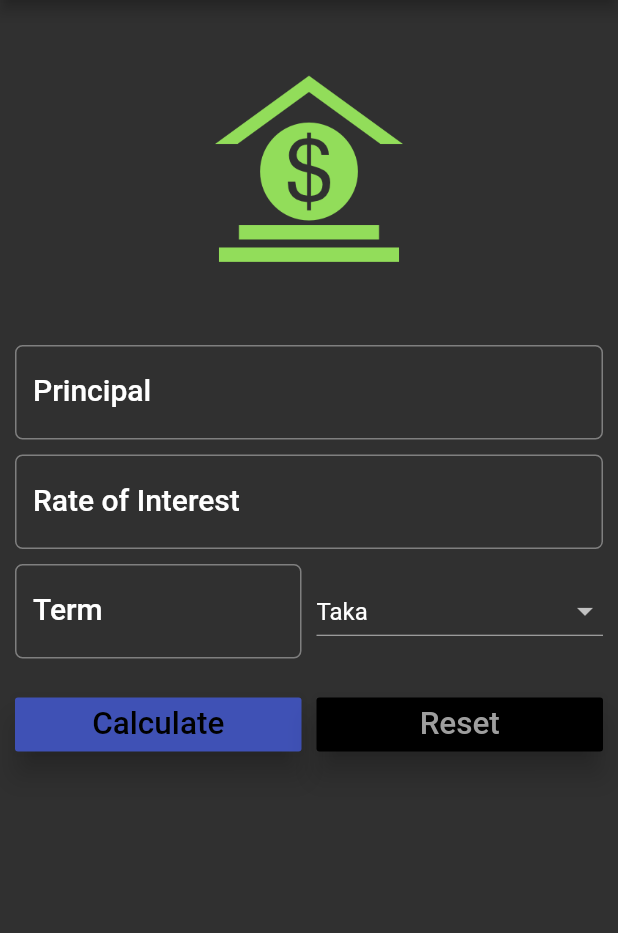
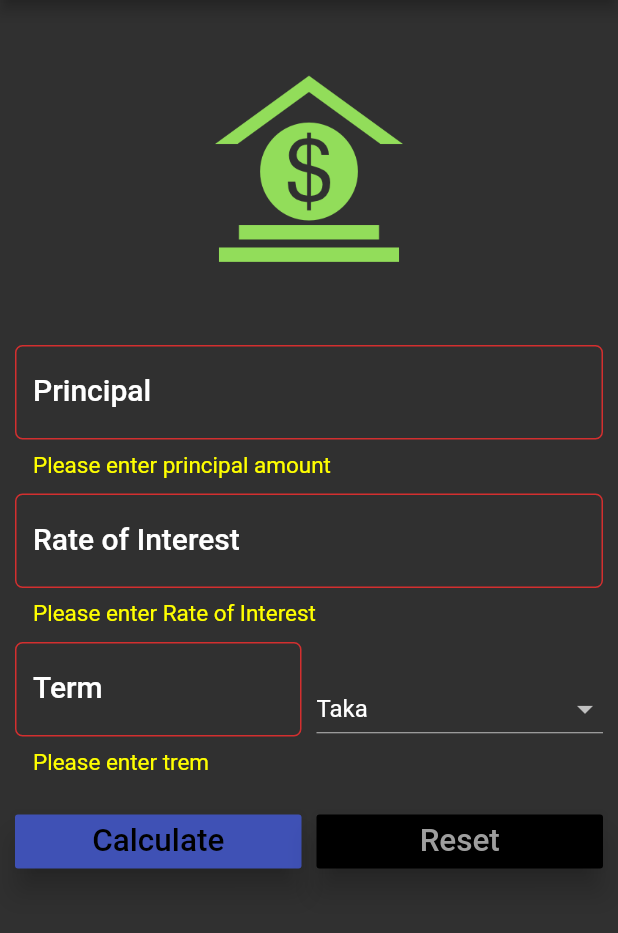
Before and after one commit to ruhulmath08/simple_calculator_flutter, a Flutter app: the screen it shows after launch, after a tap on "Calculate", on a phone screen of 412 x 824 dp, the part 84-1017 px from its top. Run offline on Flutter 3.47's test engine with Material 2 defaults, Android fonts, the phone set to English and light mode, and no system bars.

```diff
--- a/lib/main.dart
+++ b/lib/main.dart
@@ -23,6 +23,8 @@ class SIForm extends StatefulWidget {
 }
 
 class _SIFormState extends State<SIForm> {
+  var _form = GlobalKey<FormState>();
+
   var _currencies = ['Taka', 'Rupees', 'Dollars', 'Pounds'];
   var _currentItemSelected = '';
 
@@ -47,22 +49,30 @@ class _SIFormState extends State<SIForm> {
       appBar: AppBar(
         title: Text('Simple Interest Calculator'),
       ),
-      body: Container(
-        margin:
+      body: Form(
+        key: _form,
+        child: Padding(
+          padding:
               EdgeInsets.only(top: 0.0, left: 10.0, right: 10.0, bottom: 10.0),
           child: ListView(
             children: <Widget>[
               getImageAsset(),
               Padding(
                 padding: EdgeInsets.only(top: 5.0, bottom: 5.0),
-              child: TextField(
+                child: TextFormField(
                   controller: principalController,
                   keyboardType: TextInputType.number,
                   style: textStyle,
+                  validator: (String value) {
+                    if (value.isEmpty) {
+                      return 'Please enter principal amount';
+                    }
+                  },
                   decoration: InputDecoration(
                     labelText: 'Principal',
                     hintText: 'Enter Principal e.g',
                     labelStyle: textStyle,
+                    errorStyle: TextStyle(color: Colors.yellowAccent, fontSize: 15.0),
                     border: OutlineInputBorder(
                       borderRadius: BorderRadius.circular(5.0),
                     ),
@@ -71,14 +81,20 @@ class _SIFormState extends State<SIForm> {
               ),
               Padding(
                 padding: const EdgeInsets.only(top: 5.0),
-              child: TextField(
+                child: TextFormField(
                   controller: rateOfInterestController,
                   keyboardType: TextInputType.number,
                   style: textStyle,
+                  validator: (String value) {
+                    if (value.isEmpty) {
+                      return 'Please enter Rate of Interest';
+                    }
+                  },
                   decoration: InputDecoration(
                     labelText: 'Rate of Interest',
                     hintText: 'In Percentage',
                     labelStyle: textStyle,
+                    errorStyle: TextStyle(color: Colors.yellowAccent, fontSize: 15.0),
                     border: OutlineInputBorder(
                       borderRadius: BorderRadius.circular(5.0),
                     ),
@@ -91,14 +107,20 @@ class _SIFormState extends State<SIForm> {
               Row(
                 children: <Widget>[
                   Expanded(
-                  child: TextField(
+                    child: TextFormField(
                       controller: termController,
                       keyboardType: TextInputType.number,
                       style: textStyle,
+                      validator: (String value) {
+                        if (value.isEmpty) {
+                          return 'Please enter trem';
+                        }
+                      },
                       decoration: InputDecoration(
                         labelText: 'Term',
                         hintText: 'Time in years',
                         labelStyle: textStyle,
+                        errorStyle: TextStyle(color: Colors.yellowAccent, fontSize: 15.0),
                         border: OutlineInputBorder(
                           borderRadius: BorderRadius.circular(5.0),
                         ),
@@ -141,7 +163,9 @@ class _SIFormState extends State<SIForm> {
                       ),
                       onPressed: () {
                         setState(() {
+                          if (_form.currentState.validate()) {
                             this.displayResult = _calculateTotalReturn();
+                          }
                         });
                       },
                     ),
@@ -174,6 +198,7 @@ class _SIFormState extends State<SIForm> {
                 child: Text(this.displayResult, style: textStyle),
               ),
             ],
+          ),
         ),
       ),
     );
```
Lines whose indentation alone changed are shown as unchanged.
